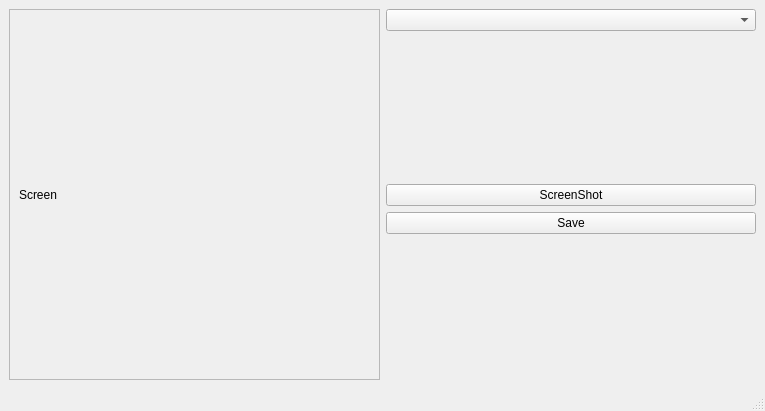
The window that MVision/mainwindow.ui (HKrecki/MVision) describes before a commit, drawn with Qt 5.
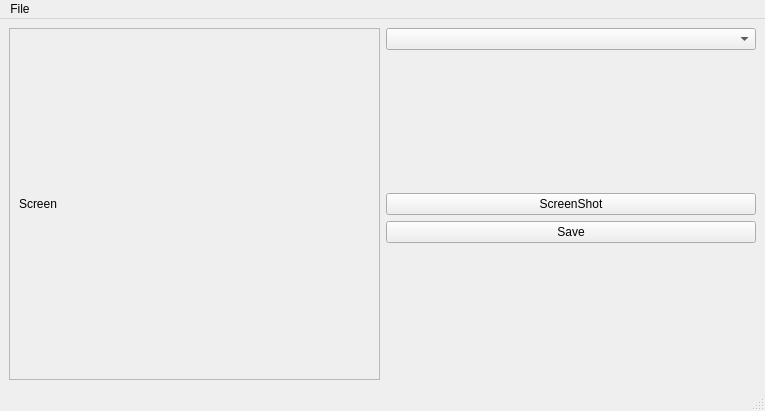
The same window after the commit.

Patch:
```diff
--- a/MVision/mainwindow.ui
+++ b/MVision/mainwindow.ui
@@ -92,6 +92,13 @@
      <height>20</height>
     </rect>
    </property>
+   <widget class="QMenu" name="menuFile">
+    <property name="title">
+     <string>File</string>
+    </property>
+    <addaction name="actionLoad_Image"/>
+   </widget>
+   <addaction name="menuFile"/>
   </widget>
   <widget class="QStatusBar" name="statusbar"/>
  </widget>
```
Left out of the diff: 5 changed lines with no effect on the pictures.
